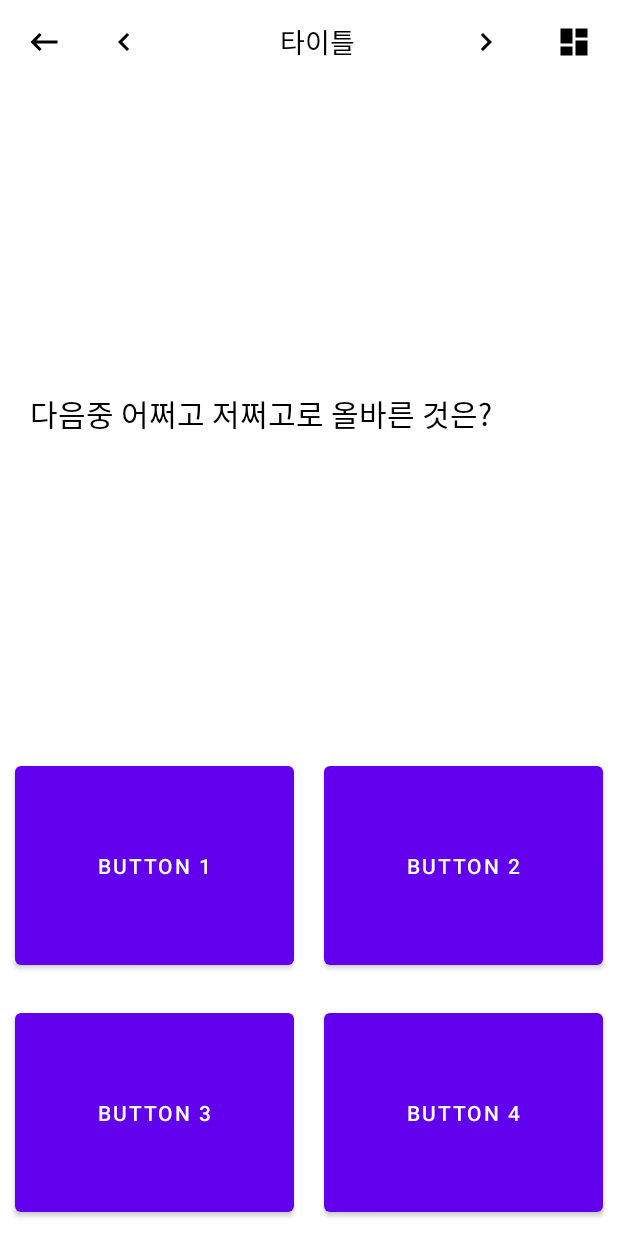
After one commit to cse-master-project/CSE-Study-And-Learn-Application, an Android app: the fragment MultipleChoiceQuizFragment shown on its own in the app's theme, on a phone screen of 412 x 824 dp. The commit adds this screen. Run offline under Robolectric (Android 15) with nearby library versions, the phone set to English and light mode, and no system bars.

Commit message:
multiple choice UI 추가

```diff
--- a/app/src/main/AndroidManifest.xml
+++ b/app/src/main/AndroidManifest.xml
@@ -12,12 +12,12 @@
         android:supportsRtl="true"
         android:theme="@style/Theme.CSEStudyAndLearnApplication"
         tools:targetApi="31">
+
         <activity
-            android:name=".ui.login.LoginActivity"
+            android:name=".ui.login.SignInActivity"
             android:exported="true">
             <intent-filter>
                 <action android:name="android.intent.action.MAIN" />
-
                 <category android:name="android.intent.category.LAUNCHER" />
             </intent-filter>
         </activity>
@@ -25,7 +25,6 @@
             android:name=".MainActivity"
             android:exported="true"
             android:label="@string/app_name">
-
         </activity>
     </application>
 
--- /dev/null
+++ b/app/src/main/java/com/example/cse_study_and_learn_application/ui/study/MultipleChoiceQuizFragment.kt
@@ -0,0 +1,28 @@
+package com.example.cse_study_and_learn_application.ui.study
+
+import android.os.Bundle
+import androidx.fragment.app.Fragment
+import android.view.LayoutInflater
+import android.view.View
+import android.view.ViewGroup
+import com.example.cse_study_and_learn_application.databinding.FragmentMultipleChoiceQuizBinding
+
+/**
+ * A simple [Fragment] subclass.
+ * Use the [MultipleChoiceQuizFragment.newInstance] factory method to
+ * create an instance of this fragment.
+ *
+ * @author JYH
+ * @since 2024-03-17
+ */
+class MultipleChoiceQuizFragment : Fragment() {
+
+    private lateinit var binding: FragmentMultipleChoiceQuizBinding
+    override fun onCreateView(
+        inflater: LayoutInflater, container: ViewGroup?,
+        savedInstanceState: Bundle?
+    ): View? {
+        binding = FragmentMultipleChoiceQuizBinding.inflate(inflater)
+        return binding.root
+    }
+}
--- a/app/src/main/res/layout/activity_login.xml
+++ b/app/src/main/res/layout/activity_sign_in.xml
@@ -4,7 +4,8 @@
     xmlns:tools="http://schemas.android.com/tools"
     android:layout_width="match_parent"
     android:layout_height="match_parent"
-    tools:context=".ui.login.LoginActivity">
+    tools:context=".ui.login.SignInActivity">
+
 
     <androidx.constraintlayout.widget.Guideline
         android:id="@+id/guideline"
@@ -12,6 +13,7 @@
         android:layout_height="wrap_content"
         android:orientation="horizontal"
         app:layout_constraintGuide_percent="0.6"/>
+
 
     <ImageView
         android:layout_width="250dp"
@@ -64,6 +66,7 @@
             </LinearLayout>
 
             <com.google.android.gms.common.SignInButton
+                android:id="@+id/btn_sign_in"
                 android:layout_width="200dp"
                 android:layout_height="50dp"
                 android:layout_marginTop="10dp"/>
@@ -91,5 +94,4 @@
 
     </androidx.cardview.widget.CardView>
 
-
 </androidx.constraintlayout.widget.ConstraintLayout>
--- /dev/null
+++ b/app/src/main/res/layout/fragment_multiple_choice_quiz.xml
@@ -0,0 +1,152 @@
+<?xml version="1.0" encoding="utf-8"?>
+<androidx.constraintlayout.widget.ConstraintLayout xmlns:android="http://schemas.android.com/apk/res/android"
+    xmlns:tools="http://schemas.android.com/tools"
+    android:layout_width="match_parent"
+    android:layout_height="match_parent"
+    xmlns:app="http://schemas.android.com/apk/res-auto"
+    tools:context=".ui.study.MultipleChoiceQuizFragment">
+
+    <com.google.android.material.appbar.AppBarLayout
+        android:id="@+id/appbar_layout"
+        app:elevation="0dp"
+        android:background="@color/white"
+        app:layout_constraintTop_toTopOf="parent"
+        android:layout_width="match_parent"
+        android:layout_height="?attr/actionBarSize">
+
+        <LinearLayout
+            android:gravity="center"
+            android:layout_gravity="center"
+            android:orientation="horizontal"
+            android:layout_width="match_parent"
+            android:layout_height="match_parent" >
+
+            <ImageButton
+                android:id="@+id/ib_back_pres"
+                android:layout_marginStart="5dp"
+                android:backgroundTint="@color/white"
+                android:src="@drawable/ic_back_arrow_black_24dp"
+                android:layout_width="wrap_content"
+                android:layout_height="wrap_content"/>
+
+            <ImageButton
+                android:id="@+id/ib_prev_subj"
+                android:layout_marginStart="5dp"
+                android:layout_marginEnd="5dp"
+                android:backgroundTint="@color/white"
+                android:src="@drawable/ic_keyboard_arrow_left_24"
+                android:layout_width="wrap_content"
+                android:layout_height="wrap_content"/>
+
+            <androidx.appcompat.widget.Toolbar
+                android:layout_marginStart="5dp"
+                android:layout_marginEnd="5dp"
+                android:layout_weight="1"
+                android:layout_gravity="center"
+                android:gravity="center"
+                app:layout_constraintTop_toTopOf="parent"
+                android:id="@+id/toolbar"
+                android:layout_width="0dp"
+                android:layout_height="?attr/actionBarSize"
+                android:background="@color/white"
+                android:theme="@style/ThemeOverlay.AppCompat.Dark.ActionBar"
+                android:foregroundGravity="center"
+                app:titleTextColor="@android:color/black">
+
+                <TextView
+                    android:id="@+id/tv_title"
+                    style="@style/TextAppearance.Material3.ActionBar.Title"
+                    android:textSize="18sp"
+                    android:layout_width="match_parent"
+                    android:layout_height="match_parent"
+                    android:layout_gravity="center"
+                    android:gravity="center"
+                    android:text="타이틀"/>
+            </androidx.appcompat.widget.Toolbar>
+
+            <ImageButton
+                android:id="@+id/ib_next_subj"
+                android:layout_marginStart="5dp"
+                android:layout_marginEnd="5dp"
+                android:backgroundTint="@color/white"
+                android:src="@drawable/ic_keyboard_arrow_right_24"
+                android:layout_width="wrap_content"
+                android:layout_height="wrap_content"/>
+
+            <ImageButton
+                android:id="@+id/ib_extend"
+                android:layout_marginEnd="5dp"
+                android:layout_marginStart="5dp"
+                android:backgroundTint="@color/white"
+                android:src="@drawable/ic_dashboard_black_24dp"
+                android:layout_width="wrap_content"
+                android:layout_height="wrap_content"/>
+
+        </LinearLayout>
+    </com.google.android.material.appbar.AppBarLayout>
+
+    <androidx.constraintlayout.widget.Guideline
+        android:id="@+id/guideline"
+        android:layout_width="wrap_content"
+        android:layout_height="wrap_content"
+        android:orientation="horizontal"
+        app:layout_constraintGuide_percent="0.6"/>
+
+    <TextView
+        android:id="@+id/tv_quiz_text"
+        android:layout_width="match_parent"
+        android:layout_height="wrap_content"
+        app:layout_constraintTop_toBottomOf="@id/appbar_layout"
+        app:layout_constraintBottom_toTopOf="@id/guideline"
+        android:layout_margin="20dp"
+        android:text="다음중 어쩌고 저쩌고로 올바른 것은?"
+        android:textColor="@color/black"
+        android:textSize="20dp" />
+
+    <GridLayout
+        android:id="@+id/gl_answer_group"
+        android:layout_width="match_parent"
+        android:layout_height="0dp"
+        app:layout_constraintTop_toBottomOf="@id/guideline"
+        app:layout_constraintBottom_toBottomOf="parent"
+        android:columnCount="2"
+        android:rowCount="2"
+        android:orientation="vertical">
+        <Button
+            android:id="@+id/btn_1"
+            android:text="button 1"
+            android:layout_row="0"
+            android:layout_column="0"
+            android:layout_columnWeight="1"
+            android:layout_rowWeight="1"
+            android:layout_margin="10dp"/>
+        <Button
+            android:id="@+id/btn_2"
+            android:text="button 2"
+            android:layout_row="0"
+            android:layout_column="1"
+            android:layout_columnWeight="1"
+            android:layout_rowWeight="1"
+            android:layout_margin="10dp"/>
+        <Button
+            android:id="@+id/btn_3"
+            android:text="button 3"
+            android:layout_row="1"
+            android:layout_column="0"
+            android:layout_columnWeight="1"
+            android:layout_rowWeight="1"
+            android:layout_margin="10dp"/>
+        <Button
+            android:id="@+id/btn_4"
+            android:text="button 4"
+            android:layout_row="1"
+            android:layout_column="1"
+            android:layout_columnWeight="1"
+            android:layout_rowWeight="1"
+            android:layout_margin="10dp"/>
+
+
+    </GridLayout>
+
+
+</androidx.constraintlayout.widget.ConstraintLayout>
--- a/build.gradle.kts
+++ b/build.gradle.kts
@@ -1,15 +1,14 @@
 // Top-level build file where you can add configuration options common to all sub-projects/modules.
 buildscript {
     repositories {
-        google() // Google의 Maven 리포지터리에서 종속성을 찾습니다.
+        google()
         mavenCentral()
     }
     dependencies {
-        val navVersion = "2.7.7" // 사용하고자 하는 Navigation 컴포넌트의 버전을 지정합니다.
+        val navVersion = "2.7.7"
         classpath("androidx.navigation:navigation-safe-args-gradle-plugin:$navVersion")
     }
 }
-
 
 plugins {
     id("com.android.application") version "8.1.3" apply false
```
Also changed, not shown: app/src/main/java/com/example/cse_study_and_learn_application/ui/login/LoginActivity.kt (deleted, +0 -19 lines), app/src/main/java/com/example/cse_study_and_learn_application/ui/login/SignInActivity.kt (added, +121 -0 lines), 2 other files.
